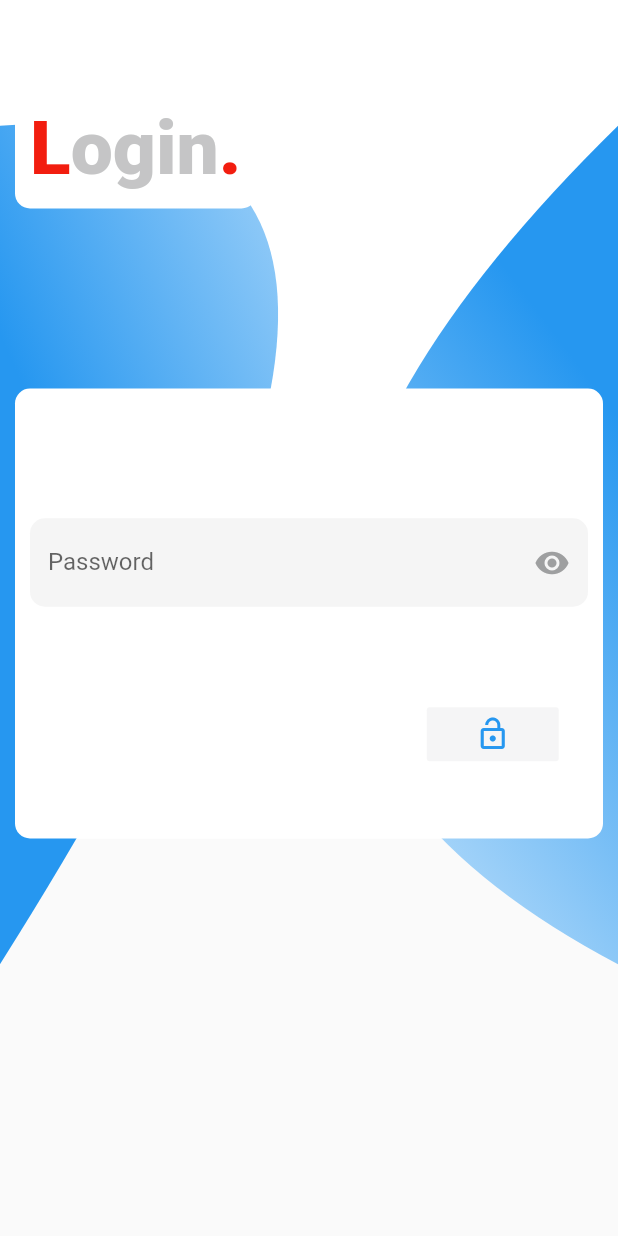
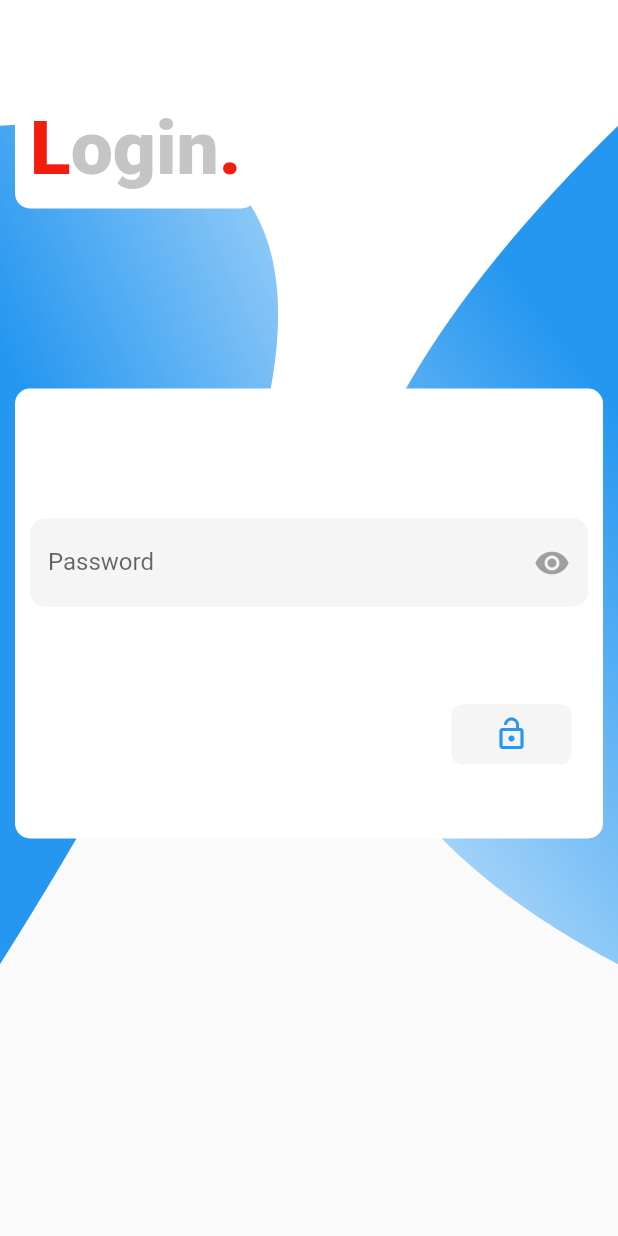
Before and after one commit to Frick-Funke-technologies-GbR/save_pass, a Flutter app: the LoginScreen screen opened by its route, on a phone screen of 412 x 824 dp. Run offline on Flutter 3.47's test engine with Material 2 defaults, Android fonts, the phone set to English and light mode, and no system bars; our stand-ins replace firebase_auth, firebase_core, flutter_secure_storage, google_fonts, google_sign_in, retry and 2 more; missing offline and left inert: cryptography, loading_animations; accounts and stored records are empty; Roboto replaces fonts that are missing (Oxygen); statements that could not run were skipped.

Commit message:
addition to last commit

```diff
--- a/lib/screens/loginscreen.dart
+++ b/lib/screens/loginscreen.dart
@@ -138,9 +138,7 @@ class _LoginScreenState extends State<LoginScreen> {
       print(_showPassword);
     }
 
-    void testFunction() async {
-
-    }
+    void testFunction() async {}
 
     void passInputValidator([String username]) async {
       var passwordChecked = await checkMasterPassword(
@@ -403,21 +401,24 @@ class _LoginScreenState extends State<LoginScreen> {
                         ),
                       ),
                       Container(
-                        margin: EdgeInsets.only(left: 245, bottom: 20),
-                        child: FlatButton(
+                        margin: EdgeInsets.only(left: 270, bottom: 20),
+                        child: TextButton(
                           key: passButtonKey,
                           child: Icon(
                             Icons.lock_open,
-                            color: AppDefaultColors.colorPrimaryBlue,
+                            // color: AppDefaultColors.colorPrimaryBlue,
                           ),
                           // color: AppDefaultColors.colorPrimaryBlue,
                           // splashColor: AppDefaultColors.colorPrimaryBlue,
+                          style: TextButton.styleFrom(
+                            primary: AppDefaultColors.colorPrimaryBlue,
+                            backgroundColor: AppDefaultColors.colorPrimaryGrey[50],
+                          ),
                           onPressed: () async {
                             passInputValidator();
                             // await CacheHandler().removeFromCache('user_ident');
                             // await CacheHandler().removeFromCache('user_name');
                           },
-                          color: AppDefaultColors.colorPrimaryGrey[50],
                           // elevation: 6,
                         ),
                       ),
--- a/lib/widgets/uni/addpassworddialog.dart
+++ b/lib/widgets/uni/addpassworddialog.dart
@@ -146,12 +146,8 @@ Future showAddPasswordDialog(BuildContext context, bool register) async {
       actions: [
         ButtonBar(
           children: [
-            FlatButton(
+            TextButton(
               child: Text('Submit'),
-              shape: RoundedRectangleBorder(
-                borderRadius: BorderRadius.circular(5),
-              ),
-              color: AppDefaultColors.colorPrimaryBlue,
               // key: _submitButtonKey,
               // textColor: Colors.white,
               // color: AppDefaultColors.colorPrimaryGrey[500],
```
Also changed, not shown: lib/main.dart (+15 -5 lines), lib/widgets/passwordscreen/passwordactionbuttonwithdialog.dart (+11 -16 lines).
